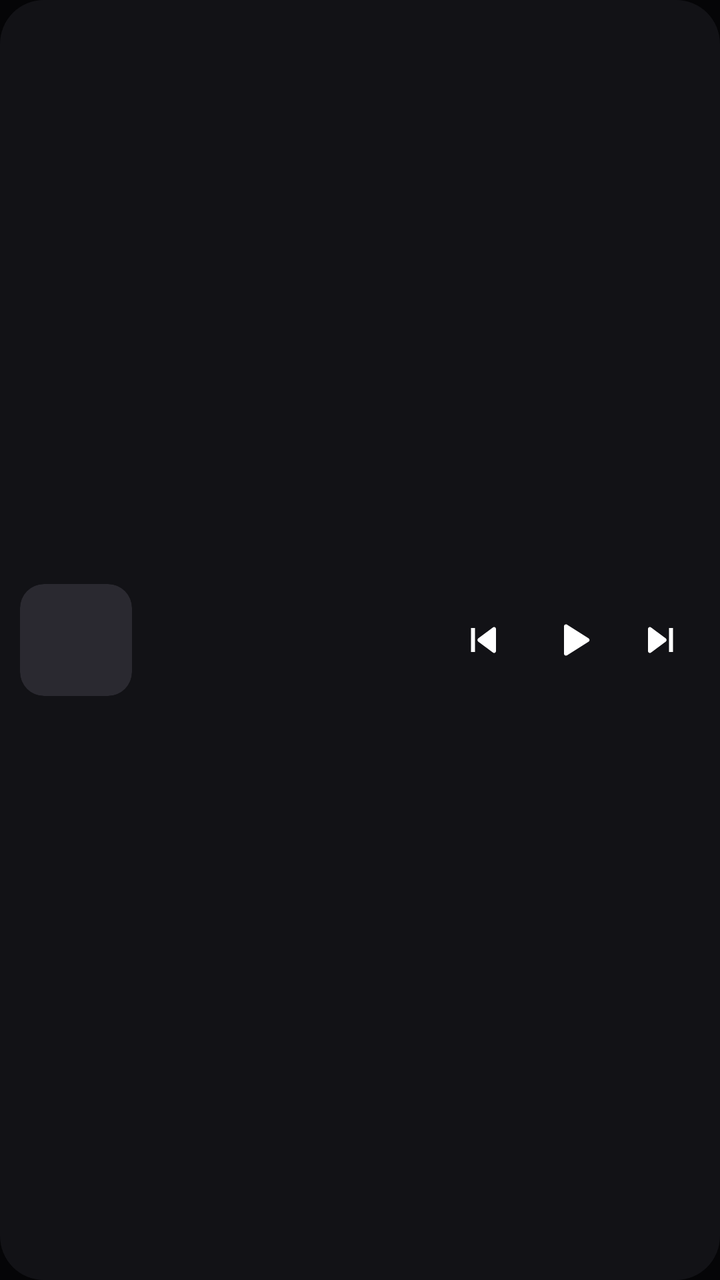
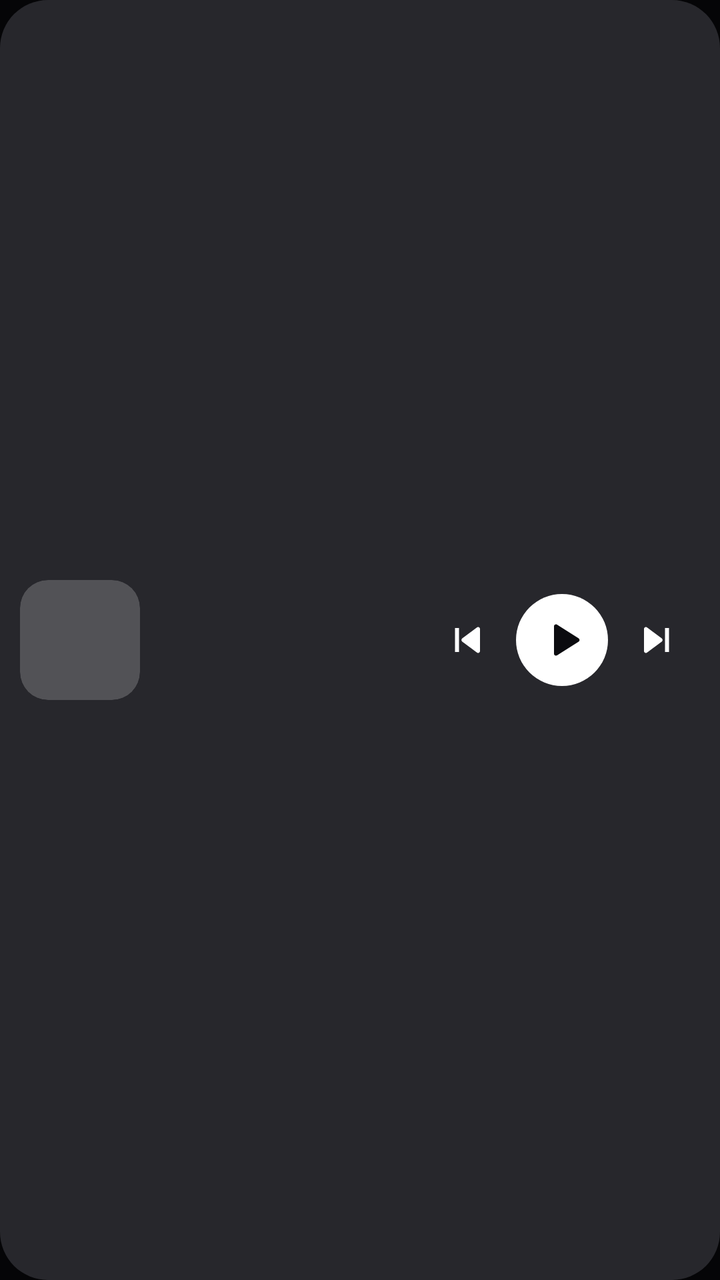

Screens rendered from an Android XML layout before and after an edit, with the pre-edit source and the edit as a unified diff.
<!-- AndroidManifest.xml: application theme Theme.QMusic -->
<!-- res/layout/widget_player.xml -->
<?xml version="1.0" encoding="utf-8"?>
<LinearLayout xmlns:android="http://schemas.android.com/apk/res/android"
    android:id="@+id/widget_root"
    android:layout_width="match_parent"
    android:layout_height="match_parent"
    android:background="@drawable/widget_background"
    android:gravity="center_vertical"
    android:orientation="horizontal"
    android:padding="10dp">

    <ImageView
        android:id="@+id/widget_cover"
        android:layout_width="56dp"
        android:layout_height="56dp"
        android:background="@drawable/widget_cover_placeholder"
        android:clipToOutline="true"
        android:contentDescription="@null"
        android:scaleType="centerCrop" />

    <LinearLayout
        android:layout_width="0dp"
        android:layout_height="wrap_content"
        android:layout_marginStart="12dp"
        android:layout_weight="1"
        android:orientation="vertical">

        <TextView
            android:id="@+id/widget_title"
            android:layout_width="match_parent"
            android:layout_height="wrap_content"
            android:ellipsize="end"
            android:maxLines="1"
            android:textColor="#FFFFFFFF"
            android:textSize="15sp"
            android:textStyle="bold" />

        <TextView
            android:id="@+id/widget_artist"
            android:layout_width="match_parent"
            android:layout_height="wrap_content"
            android:ellipsize="end"
            android:maxLines="1"
            android:textColor="#B3FFFFFF"
            android:textSize="13sp" />
    </LinearLayout>

    <ImageButton
        android:id="@+id/widget_previous"
        android:layout_width="40dp"
        android:layout_height="40dp"
        android:background="@android:color/transparent"
        android:contentDescription="@string/widget_previous"
        android:src="@drawable/ic_widget_previous" />

    <ImageButton
        android:id="@+id/widget_play_pause"
        android:layout_width="48dp"
        android:layout_height="48dp"
        android:background="@android:color/transparent"
        android:contentDescription="@string/widget_play_pause"
        android:src="@drawable/ic_widget_play" />

    <ImageButton
        android:id="@+id/widget_next"
        android:layout_width="40dp"
        android:layout_height="40dp"
        android:background="@android:color/transparent"
        android:contentDescription="@string/widget_next"
        android:src="@drawable/ic_widget_next" />
</LinearLayout>
<!-- resources referenced by this layout -->
<resources>
  <!-- drawable ic_widget_next (drawable) -->
  <?xml version="1.0" encoding="utf-8"?>
  <vector xmlns:android="http://schemas.android.com/apk/res/android"
      android:width="24dp"
      android:height="24dp"
      android:viewportWidth="24"
      android:viewportHeight="24">
      <path android:fillColor="#FFFFFFFF" android:pathData="M6,6.5v11c0,0.8 0.9,1.3 1.5,0.8l7.4,-5.5c0.5,-0.4 0.5,-1.2 0,-1.6L7.5,5.7C6.9,5.2 6,5.7 6,6.5zM16.5,6h2v12h-2z" />
  </vector>
  <!-- drawable ic_widget_play (drawable) -->
  <?xml version="1.0" encoding="utf-8"?>
  <vector xmlns:android="http://schemas.android.com/apk/res/android"
      android:width="24dp"
      android:height="24dp"
      android:viewportWidth="24"
      android:viewportHeight="24">
      <path android:fillColor="#FFFFFFFF" android:pathData="M8,5.14v13.72c0,0.79 0.87,1.27 1.54,0.84l10.78,-6.86c0.62,-0.39 0.62,-1.29 0,-1.69L9.54,4.3C8.87,3.87 8,4.35 8,5.14z" />
  </vector>
  <!-- drawable ic_widget_previous (drawable) -->
  <?xml version="1.0" encoding="utf-8"?>
  <vector xmlns:android="http://schemas.android.com/apk/res/android"
      android:width="24dp"
      android:height="24dp"
      android:viewportWidth="24"
      android:viewportHeight="24">
      <path android:fillColor="#FFFFFFFF" android:pathData="M18,6.5v11c0,0.8 -0.9,1.3 -1.5,0.8l-7.4,-5.5c-0.5,-0.4 -0.5,-1.2 0,-1.6l7.4,-5.5C17.1,5.2 18,5.7 18,6.5zM5.5,6h2v12h-2z" />
  </vector>
  <!-- drawable widget_background (drawable) -->
  <?xml version="1.0" encoding="utf-8"?>
  <shape xmlns:android="http://schemas.android.com/apk/res/android" android:shape="rectangle">
      <solid android:color="#F2141318" />
      <corners android:radius="22dp" />
  </shape>
  <!-- drawable widget_cover_placeholder (drawable) -->
  <?xml version="1.0" encoding="utf-8"?>
  <shape xmlns:android="http://schemas.android.com/apk/res/android" android:shape="rectangle">
      <solid android:color="#FF2A2930" />
      <corners android:radius="12dp" />
  </shape>
  <string name="widget_next">Next</string>
  <string name="widget_play_pause">Play or pause</string>
  <string name="widget_previous">Previous</string>
  <style name="Theme.QMusic" parent="Theme.AppCompat.NoActionBar">
          <item name="android:windowBackground">@color/qmusic_root</item>
          <item name="android:colorBackground">@color/qmusic_root</item>
          <item name="android:statusBarColor">@android:color/transparent</item>
          <item name="android:navigationBarColor">@android:color/transparent</item>
          <item name="android:windowLightStatusBar">false</item>
          <item name="android:windowLightNavigationBar">false</item>
      </style>
  <color name="qmusic_root">#FF050507</color>
</resources>

<!-- the commit's change to res/layout/widget_player.xml (unified diff, before → after) -->
@@ -1,70 +1,97 @@
 <?xml version="1.0" encoding="utf-8"?>
-<LinearLayout xmlns:android="http://schemas.android.com/apk/res/android"
+<FrameLayout xmlns:android="http://schemas.android.com/apk/res/android"
     android:id="@+id/widget_root"
     android:layout_width="match_parent"
-    android:layout_height="match_parent"
-    android:background="@drawable/widget_background"
-    android:gravity="center_vertical"
-    android:orientation="horizontal"
-    android:padding="10dp">
+    android:layout_height="match_parent">
 
+    
     <ImageView
-        android:id="@+id/widget_cover"
-        android:layout_width="56dp"
-        android:layout_height="56dp"
-        android:background="@drawable/widget_cover_placeholder"
-        android:clipToOutline="true"
+        android:id="@+id/widget_bg"
+        android:layout_width="match_parent"
+        android:layout_height="match_parent"
         android:contentDescription="@null"
-        android:scaleType="centerCrop" />
+        android:scaleType="fitXY"
+        android:src="@drawable/widget_background"
+        android:tint="#F21B1B21" />
 
     <LinearLayout
-        android:layout_width="0dp"
-        android:layout_height="wrap_content"
-        android:layout_marginStart="12dp"
-        android:layout_weight="1"
-        android:orientation="vertical">
+        android:layout_width="match_parent"
+        android:layout_height="match_parent"
+        android:gravity="center_vertical"
+        android:orientation="horizontal"
+        android:paddingStart="10dp"
+        android:paddingTop="8dp"
+        android:paddingEnd="12dp"
+        android:paddingBottom="8dp">
 
-        <TextView
-            android:id="@+id/widget_title"
-            android:layout_width="match_parent"
+        <ImageView
+            android:id="@+id/widget_cover"
+            android:layout_width="60dp"
+            android:layout_height="60dp"
+            android:background="@drawable/widget_cover_placeholder"
+            android:clipToOutline="true"
+            android:contentDescription="@null"
+            android:scaleType="centerCrop" />
+
+        <LinearLayout
+            android:layout_width="0dp"
             android:layout_height="wrap_content"
-            android:ellipsize="end"
-            android:maxLines="1"
-            android:textColor="#FFFFFFFF"
-            android:textSize="15sp"
-            android:textStyle="bold" />
+            android:layout_marginStart="12dp"
+            android:layout_marginEnd="4dp"
+            android:layout_weight="1"
+            android:orientation="vertical">
 
-        <TextView
-            android:id="@+id/widget_artist"
-            android:layout_width="match_parent"
-            android:layout_height="wrap_content"
-            android:ellipsize="end"
-            android:maxLines="1"
-            android:textColor="#B3FFFFFF"
-            android:textSize="13sp" />
+            <TextView
+                android:id="@+id/widget_title"
+                android:layout_width="match_parent"
+                android:layout_height="wrap_content"
+                android:ellipsize="end"
+                android:fontFamily="sans-serif-medium"
+                android:maxLines="1"
+                android:textColor="#FFFFFFFF"
+                android:textSize="15sp" />
+
+            <TextView
+                android:id="@+id/widget_artist"
+                android:layout_width="match_parent"
+                android:layout_height="wrap_content"
+                android:layout_marginTop="2dp"
+                android:ellipsize="end"
+                android:maxLines="1"
+                android:textColor="#B3FFFFFF"
+                android:textSize="13sp" />
+        </LinearLayout>
+
+        <ImageButton
+            android:id="@+id/widget_previous"
+            android:layout_width="40dp"
+            android:layout_height="40dp"
+            android:background="@drawable/widget_button_ripple"
+            android:contentDescription="@string/widget_previous"
+            android:padding="8dp"
+            android:scaleType="fitCenter"
+            android:src="@drawable/ic_widget_previous" />
+
+        <ImageButton
+            android:id="@+id/widget_play_pause"
+            android:layout_width="46dp"
+            android:layout_height="46dp"
+            android:layout_marginStart="4dp"
+            android:layout_marginEnd="4dp"
+            android:background="@drawable/widget_play_circle"
+            android:contentDescription="@string/widget_play_pause"
+            android:padding="11dp"
+            android:scaleType="fitCenter"
+            android:src="@drawable/ic_widget_play_dark" />
+
+        <ImageButton
+            android:id="@+id/widget_next"
+            android:layout_width="40dp"
+            android:layout_height="40dp"
+            android:background="@drawable/widget_button_ripple"
+            android:contentDescription="@string/widget_next"
+            android:padding="8dp"
+            android:scaleType="fitCenter"
+            android:src="@drawable/ic_widget_next" />
     </LinearLayout>
-
-    <ImageButton
-        android:id="@+id/widget_previous"
-        android:layout_width="40dp"
-        android:layout_height="40dp"
-        android:background="@android:color/transparent"
-        android:contentDescription="@string/widget_previous"
-        android:src="@drawable/ic_widget_previous" />
-
-    <ImageButton
-        android:id="@+id/widget_play_pause"
-        android:layout_width="48dp"
-        android:layout_height="48dp"
-        android:background="@android:color/transparent"
-        android:contentDescription="@string/widget_play_pause"
-        android:src="@drawable/ic_widget_play" />
-
-    <ImageButton
-        android:id="@+id/widget_next"
-        android:layout_width="40dp"
-        android:layout_height="40dp"
-        android:background="@android:color/transparent"
-        android:contentDescription="@string/widget_next"
-        android:src="@drawable/ic_widget_next" />
-</LinearLayout>
+</FrameLayout>
<!-- resource entries referenced after the edit -->
@@ -9,14 +9,14 @@
       android:viewportHeight="24">
       <path android:fillColor="#FFFFFFFF" android:pathData="M6,6.5v11c0,0.8 0.9,1.3 1.5,0.8l7.4,-5.5c0.5,-0.4 0.5,-1.2 0,-1.6L7.5,5.7C6.9,5.2 6,5.7 6,6.5zM16.5,6h2v12h-2z" />
   </vector>
-  <!-- drawable ic_widget_play (drawable) -->
+  <!-- drawable ic_widget_play_dark (drawable) -->
   <?xml version="1.0" encoding="utf-8"?>
   <vector xmlns:android="http://schemas.android.com/apk/res/android"
       android:width="24dp"
       android:height="24dp"
       android:viewportWidth="24"
       android:viewportHeight="24">
-      <path android:fillColor="#FFFFFFFF" android:pathData="M8,5.14v13.72c0,0.79 0.87,1.27 1.54,0.84l10.78,-6.86c0.62,-0.39 0.62,-1.29 0,-1.69L9.54,4.3C8.87,3.87 8,4.35 8,5.14z" />
+      <path android:fillColor="#FF0B0B0F" android:pathData="M8,5.14v13.72c0,0.79 0.87,1.27 1.54,0.84l10.78,-6.86c0.62,-0.39 0.62,-1.29 0,-1.69L9.54,4.3C8.87,3.87 8,4.35 8,5.14z" />
   </vector>
   <!-- drawable ic_widget_previous (drawable) -->
   <?xml version="1.0" encoding="utf-8"?>
@@ -30,15 +30,33 @@
   <!-- drawable widget_background (drawable) -->
   <?xml version="1.0" encoding="utf-8"?>
   <shape xmlns:android="http://schemas.android.com/apk/res/android" android:shape="rectangle">
-      <solid android:color="#F2141318" />
-      <corners android:radius="22dp" />
+      <solid android:color="#FFFFFFFF" />
+      <corners android:radius="24dp" />
   </shape>
+  <!-- drawable widget_button_ripple (drawable) -->
+  <?xml version="1.0" encoding="utf-8"?>
+  <ripple xmlns:android="http://schemas.android.com/apk/res/android" android:color="#33FFFFFF">
+      <item android:id="@android:id/mask">
+          <shape android:shape="oval">
+              <solid android:color="#FFFFFFFF" />
+          </shape>
+      </item>
+  </ripple>
   <!-- drawable widget_cover_placeholder (drawable) -->
   <?xml version="1.0" encoding="utf-8"?>
   <shape xmlns:android="http://schemas.android.com/apk/res/android" android:shape="rectangle">
-      <solid android:color="#FF2A2930" />
-      <corners android:radius="12dp" />
+      <solid android:color="#33FFFFFF" />
+      <corners android:radius="14dp" />
   </shape>
+  <!-- drawable widget_play_circle (drawable) -->
+  <?xml version="1.0" encoding="utf-8"?>
+  <ripple xmlns:android="http://schemas.android.com/apk/res/android" android:color="#33000000">
+      <item>
+          <shape android:shape="oval">
+              <solid android:color="#FFFFFFFF" />
+          </shape>
+      </item>
+  </ripple>
   <string name="widget_next">Next</string>
   <string name="widget_play_pause">Play or pause</string>
   <string name="widget_previous">Previous</string>
